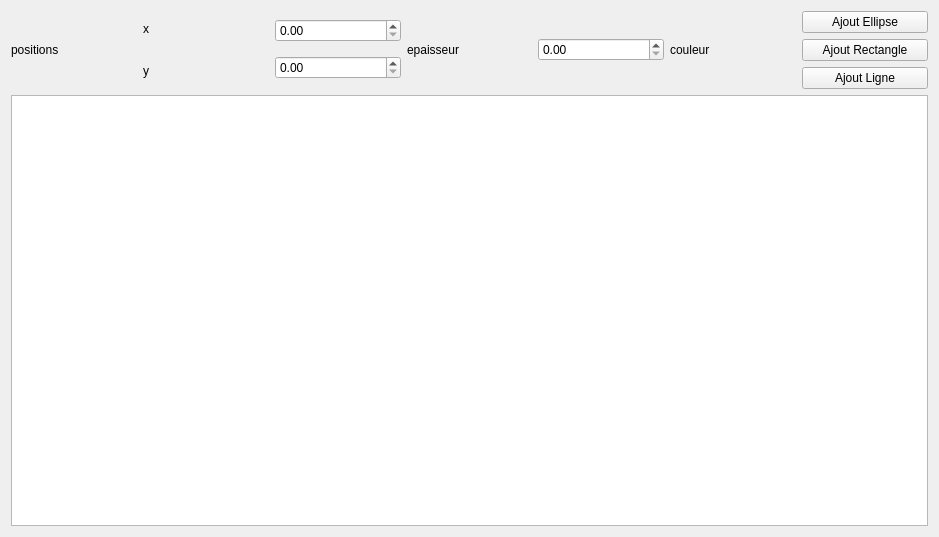
Above: editshape.ui from William-Barry-Aix/Dessins-vectoriels before the change. Below: the same form after it.
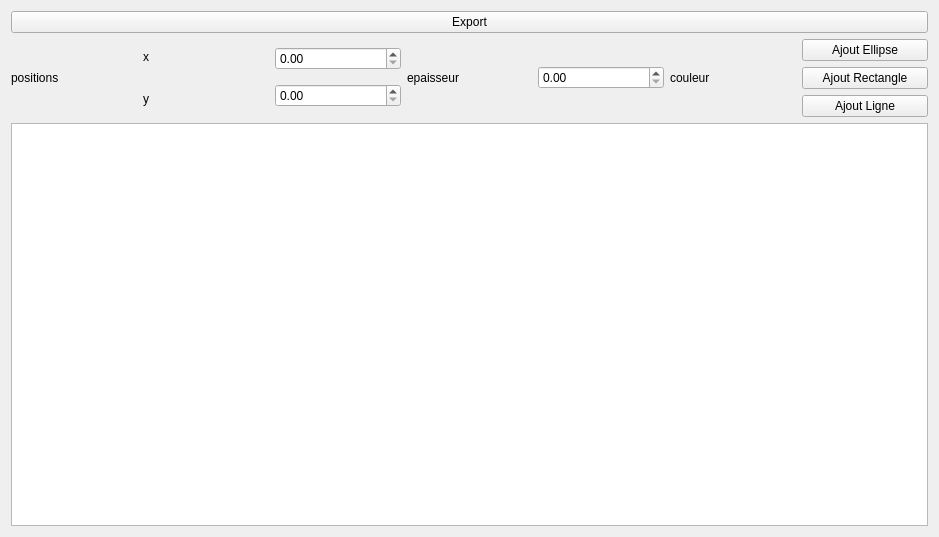
That is the form after the change.

Commit message: ajout du boutton export

The edit to the form file:
```diff
--- a/editshape.ui
+++ b/editshape.ui
@@ -14,6 +14,13 @@
    <string>Form</string>
   </property>
   <layout class="QVBoxLayout" name="verticalLayout_4">
+   <item>
+    <widget class="QPushButton" name="export_btn">
+     <property name="text">
+      <string>Export</string>
+     </property>
+    </widget>
+   </item>
    <item>
     <layout class="QVBoxLayout" name="verticalLayout_3">
      <item>
```
The commit also changes 2 other files.
